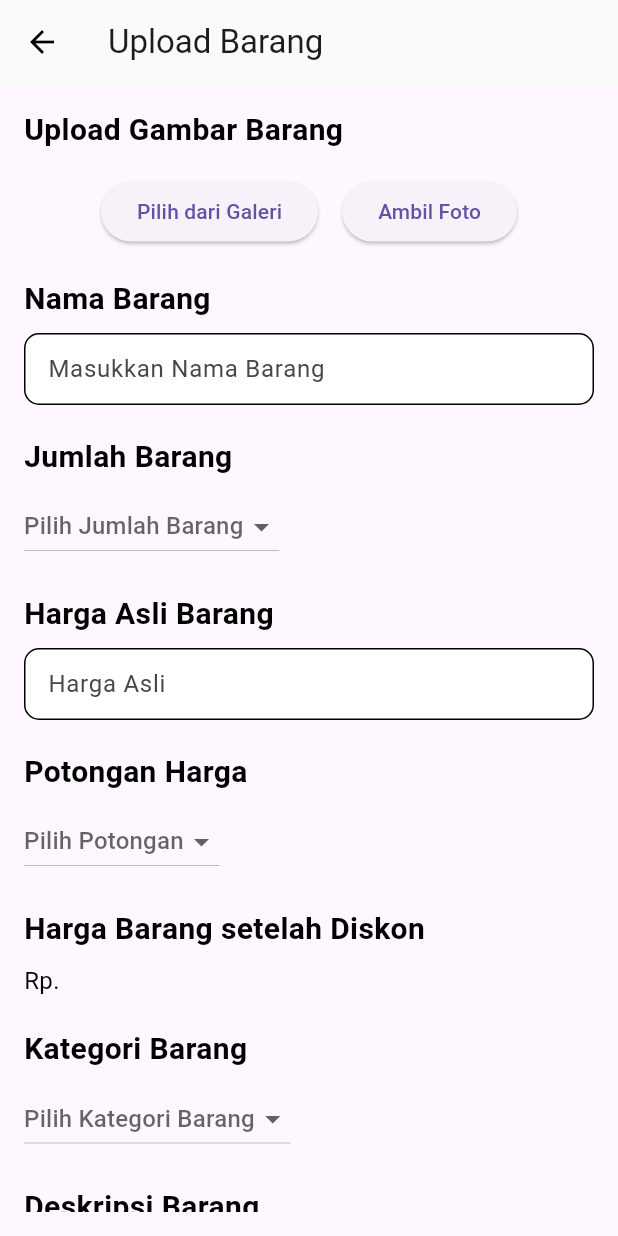
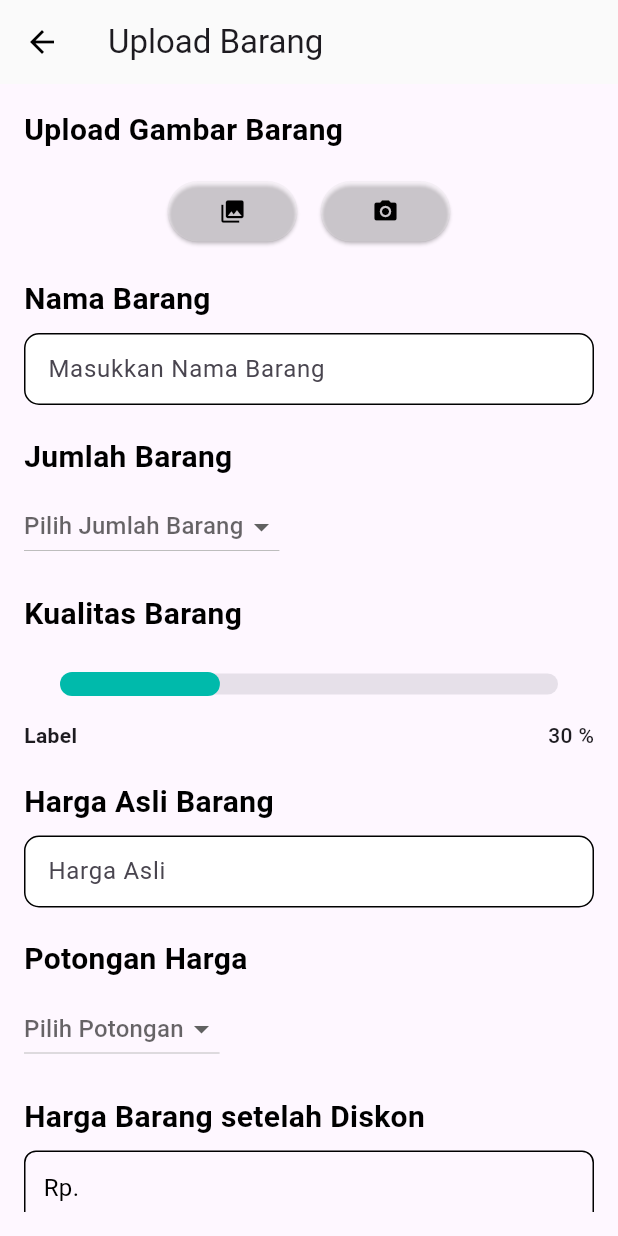
Before and after one commit to angelica1412/ecobites, a Flutter app: the UploadBarang screen opened directly, on a phone screen of 412 x 824 dp. Run offline on Flutter 3.47's test engine with Material 3 defaults, Android fonts, the phone set to English and light mode, and no system bars; our stand-ins replace cloud_firestore, firebase_auth, firebase_core, google_fonts, image_picker; accounts and stored records are empty.

Commit message:
bkin file pengaturan akun(kosong), perbaiki file profile, bkin widget untuk slider, tambah widget slider di upload barang

```diff
--- a/lib/UploadBarang.dart
+++ b/lib/UploadBarang.dart
@@ -1,6 +1,7 @@
 import 'dart:io';
 
 import 'package:ecobites/Widgets/customTextfield.dart';
+import 'package:ecobites/tau.dart';
 import 'package:flutter/material.dart';
 import 'package:image_picker/image_picker.dart';
 
@@ -29,7 +30,6 @@ class _UploadBarangState extends State<UploadBarang> {
   final _hargaDiskonController = TextEditingController();
   final _namaBarang = TextEditingController();
   final _deskBarang = TextEditingController();
-
 
   File? _imageFile;
 
@@ -84,12 +84,32 @@ class _UploadBarangState extends State<UploadBarang> {
                 children: [
                   ElevatedButton(
                     onPressed: _pickImageFromGallery,
-                    child: const Text('Pilih dari Galeri'),
+                    style: ElevatedButton.styleFrom(
+                      backgroundColor: Colors
+                          .white24, // Ubah warna latar belakang sesuai keinginanmu
+                    ),
+                    child: const Padding(
+                      padding: EdgeInsets.all(10.0),
+                      child: Icon(
+                        Icons.photo_library,
+                        color: Colors.black,
+                      ),
+                    ),
                   ),
                   const SizedBox(width: 16),
                   ElevatedButton(
                     onPressed: _pickImageFromCamera,
-                    child: const Text('Ambil Foto'),
+                    style: ElevatedButton.styleFrom(
+                      backgroundColor: Colors
+                          .white24, // Ubah warna latar belakang sesuai keinginanmu
+                    ),
+                    child: const Padding(
+                      padding: EdgeInsets.all(10.0),
+                      child: Icon(
+                        Icons.camera_alt,
+                        color: Colors.black,
+                      ),
+                    ),
                   ),
                 ],
               ),
@@ -133,6 +153,20 @@ class _UploadBarangState extends State<UploadBarang> {
                 }).toList(),
               ),
               const SizedBox(height: 20),
+              // Kualitas Barang
+              const Text(
+                'Kualitas Barang',
+                style: TextStyle(
+                    fontSize: 20,
+                    fontWeight: FontWeight.bold,
+                    color: Color(0xFF000000)),
+              ),
+              const SizedBox(height: 8),
+              const SliderWithLabel(), // Tambahkan komponen SliderWithLabel di sini
+// Kualitas Barang end
+              const SizedBox(
+                height: 20,
+              ),
               const Text(
                 'Harga Asli Barang',
                 style: TextStyle(
@@ -183,11 +217,26 @@ class _UploadBarangState extends State<UploadBarang> {
                     color: Color(0xFF000000)),
               ),
               const SizedBox(height: 8),
-              Text(
+              Container(
+                width: MediaQuery.of(context)
+                    .size
+                    .width, // Menggunakan lebar perangkat sebagai lebar kontainer
+                decoration: BoxDecoration(
+                  border: Border.all(
+                    color: Colors.black, // Warna border
+                    width: 1, // Lebar border (misal: 1% dari lebar perangkat)
+                  ),
+                  borderRadius: BorderRadius.circular(8), // Border radius
+                ),
+                child: Padding(
+                  padding: const EdgeInsets.all(12.0),
+                  child: Text(
                     'Rp. ${_hargaDiskonController.text}',
                     style: const TextStyle(
                       fontSize: 16,
                       color: Colors.black,
+                    ),
+                  ),
                 ),
               ),
               const SizedBox(height: 20),
@@ -229,7 +278,7 @@ class _UploadBarangState extends State<UploadBarang> {
                 hintText: "Deskripsi Barang",
                 onChanged: (value) {},
               ),
-              const SizedBox(height: 8),
+              const SizedBox(height: 25),
               Align(
                 alignment: Alignment.centerRight,
                 child: SizedBox(
@@ -237,17 +286,47 @@ class _UploadBarangState extends State<UploadBarang> {
                   height: 50,
                   child: ElevatedButton(
                     onPressed: () {
-                      // Hapus gambar yang dipilih saat tombol submit ditekan
+                      // Check if all fields are filled
+                      if (_imageFile == null ||
+                          _namaBarang.text.isEmpty ||
+                          _selectedQuantity == null ||
+                          _selectedCategory == null ||
+                          _hargaAsliController.text.isEmpty ||
+                          _hargaDiskonController.text.isEmpty ||
+                          _deskBarang.text.isEmpty ||
+                          _selectedDiscount == null) {
+                        // Show popup for incomplete data
+                        showDialog(
+                          context: context,
+                          builder: (BuildContext context) {
+                            return AlertDialog(
+                              title: const Text('Data Belum Lengkap'),
+                              content: const Text(
+                                  'Mohon lengkapi semua data sebelum menekan tombol Submit.'),
+                              actions: <Widget>[
+                                TextButton(
+                                  onPressed: () {
+                                    Navigator.of(context).pop();
+                                  },
+                                  child: const Text('OK'),
+                                ),
+                              ],
+                            );
+                          },
+                        );
+                      } else {
+                        // Clear selected image and fields
                         setState(() {
                           _imageFile = null;
                           _selectedQuantity = null;
                           _selectedCategory = null;
                           _hargaAsliController.clear();
                           _hargaDiskonController.clear();
+                          _namaBarang.clear();
+                          _deskBarang.clear();
                           _selectedDiscount = null;
                         });
-
-                      // Menampilkan popup berhasil
+                        // Show success popup
                         showDialog(
                           context: context,
                           builder: (BuildContext context) {
@@ -265,6 +344,7 @@ class _UploadBarangState extends State<UploadBarang> {
                             );
                           },
                         );
+                      }
                     },
                     style: ElevatedButton.styleFrom(
                       backgroundColor: const Color(0xFF92E3A9),
@@ -279,7 +359,7 @@ class _UploadBarangState extends State<UploadBarang> {
                         children: [
                           Text(
                             'Submit',
-                            style: TextStyle(fontSize: 18,color: Colors.black),
+                            style: TextStyle(fontSize: 18, color: Colors.black),
                           ),
                         ],
                       ),
--- a/lib/main.dart
+++ b/lib/main.dart
@@ -1,5 +1,8 @@
 import 'dart:async';
 import 'package:ecobites/Store.dart';
+import 'package:ecobites/UploadBarang.dart';
+import 'package:ecobites/profile.dart';
+import 'package:ecobites/tau.dart';
 import 'package:firebase_core/firebase_core.dart';
 import 'package:flutter/material.dart';
 import 'onboardingscreen.dart';
--- /dev/null
+++ b/lib/tau.dart
@@ -0,0 +1,44 @@
+import 'package:flutter/material.dart';
+
+class SliderWithLabel extends StatefulWidget {
+  const SliderWithLabel({super.key});
+
+  @override
+  State<SliderWithLabel> createState() => _SliderWithLabelState();
+}
+
+class _SliderWithLabelState extends State<SliderWithLabel> {
+  double _currentValue = 30;
+  @override
+  Widget build(BuildContext context) {
+    return Column(
+      mainAxisAlignment: MainAxisAlignment.center,
+      children: [
+        SliderTheme(
+          data: SliderTheme.of(context).copyWith(
+              trackHeight: 14,
+              activeTrackColor: const Color(0xFF00BAAB),
+              thumbColor: Colors.transparent,
+              thumbShape: const RoundSliderThumbShape(enabledThumbRadius: 0.0)),
+          child: Slider(
+            min: 0,
+            max: 100,
+            value: _currentValue,
+            onChanged: (value) {
+              setState(() {
+                _currentValue = value;
+              });
+            },
+          ),
+        ),
+        Row(
+          children: [
+            const Text('Label',style: TextStyle(fontWeight: FontWeight.bold)),
+            const Spacer(),
+            Text('${_currentValue.toInt()} %',style: const TextStyle(fontWeight: FontWeight.w500))
+          ],
+        )
+      ],
+    );
+  }
+}
```
Also changed, not shown: lib/PengaturanAkun.dart (added, +30 -0 lines), lib/profile.dart (+33 -22 lines). Lines whose indentation alone changed are shown as unchanged.
